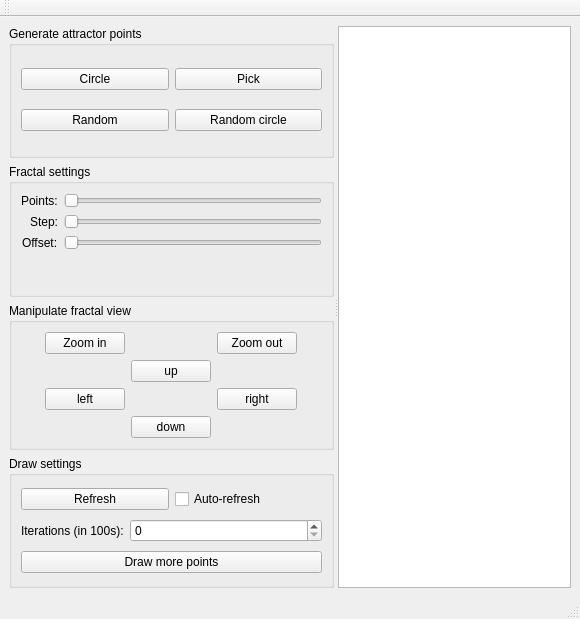
Old version of the form fractalapp.ui in the repository michalurb8/QtFractals.
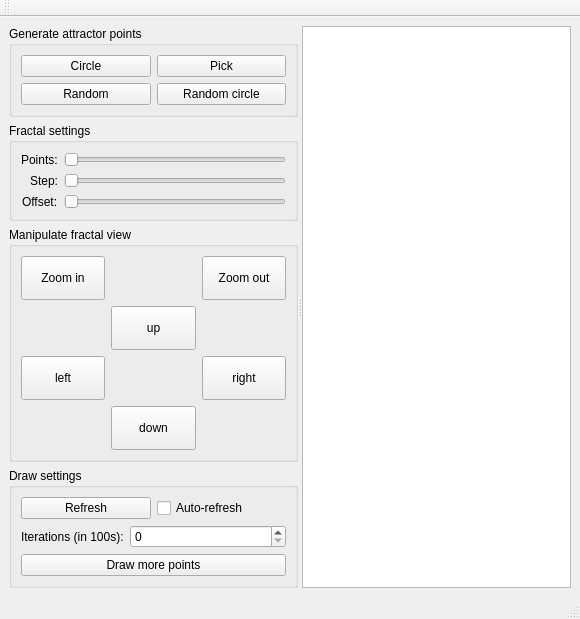
New version of the form. Custom widgets are drawn as their Qt base class.

Commit message: UI done for now, need to add logic

```diff
--- a/fractalapp.ui
+++ b/fractalapp.ui
@@ -20,7 +20,10 @@
       <property name="orientation">
        <enum>Qt::Horizontal</enum>
       </property>
-      <widget class="QWidget" name="">
+      <property name="childrenCollapsible">
+       <bool>false</bool>
+      </property>
+      <widget class="QWidget" name="layoutWidget">
        <layout class="QVBoxLayout" name="verticalLayout_2">
         <item>
          <widget class="QGroupBox" name="groupBox_2">
@@ -131,107 +134,117 @@
            <string>Manipulate fractal view</string>
           </property>
           <layout class="QGridLayout" name="gridLayout">
-           <item row="1" column="2">
-            <widget class="QPushButton" name="pushButton_11">
+           <item row="0" column="0">
+            <widget class="SquareButton" name="pushButton_9">
              <property name="sizePolicy">
-              <sizepolicy hsizetype="Minimum" vsizetype="Minimum">
+              <sizepolicy hsizetype="Expanding" vsizetype="Expanding">
                <horstretch>0</horstretch>
                <verstretch>0</verstretch>
               </sizepolicy>
+             </property>
+             <property name="minimumSize">
+              <size>
+               <width>0</width>
+               <height>0</height>
+              </size>
+             </property>
+             <property name="text">
+              <string>Zoom in</string>
+             </property>
+            </widget>
+           </item>
+           <item row="0" column="2">
+            <widget class="SquareButton" name="pushButton_7">
+             <property name="sizePolicy">
+              <sizepolicy hsizetype="Expanding" vsizetype="Expanding">
+               <horstretch>0</horstretch>
+               <verstretch>0</verstretch>
+              </sizepolicy>
+             </property>
+             <property name="minimumSize">
+              <size>
+               <width>0</width>
+               <height>0</height>
+              </size>
+             </property>
+             <property name="text">
+              <string>Zoom out</string>
+             </property>
+            </widget>
+           </item>
+           <item row="1" column="1">
+            <widget class="SquareButton" name="pushButton_11">
+             <property name="sizePolicy">
+              <sizepolicy hsizetype="Expanding" vsizetype="Expanding">
+               <horstretch>0</horstretch>
+               <verstretch>0</verstretch>
+              </sizepolicy>
+             </property>
+             <property name="minimumSize">
+              <size>
+               <width>0</width>
+               <height>0</height>
+              </size>
              </property>
              <property name="text">
               <string>up</string>
              </property>
             </widget>
            </item>
-           <item row="3" column="2">
-            <widget class="QPushButton" name="pushButton_5">
+           <item row="2" column="0">
+            <widget class="SquareButton" name="pushButton_8">
              <property name="sizePolicy">
-              <sizepolicy hsizetype="Minimum" vsizetype="Minimum">
+              <sizepolicy hsizetype="Expanding" vsizetype="Expanding">
                <horstretch>0</horstretch>
                <verstretch>0</verstretch>
               </sizepolicy>
              </property>
-             <property name="text">
-              <string>down</string>
-             </property>
-            </widget>
-           </item>
-           <item row="2" column="1">
-            <widget class="QPushButton" name="pushButton_8">
-             <property name="sizePolicy">
-              <sizepolicy hsizetype="Minimum" vsizetype="Minimum">
-               <horstretch>0</horstretch>
-               <verstretch>0</verstretch>
-              </sizepolicy>
+             <property name="minimumSize">
+              <size>
+               <width>0</width>
+               <height>0</height>
+              </size>
              </property>
              <property name="text">
               <string>left</string>
              </property>
             </widget>
            </item>
-           <item row="0" column="1">
-            <widget class="QPushButton" name="pushButton_9">
+           <item row="2" column="2">
+            <widget class="SquareButton" name="pushButton_10">
              <property name="sizePolicy">
-              <sizepolicy hsizetype="Minimum" vsizetype="Minimum">
+              <sizepolicy hsizetype="Expanding" vsizetype="Expanding">
                <horstretch>0</horstretch>
                <verstretch>0</verstretch>
               </sizepolicy>
              </property>
-             <property name="text">
-              <string>Zoom in</string>
-             </property>
-            </widget>
-           </item>
-           <item row="2" column="0">
-            <spacer name="horizontalSpacer">
-             <property name="orientation">
-              <enum>Qt::Horizontal</enum>
-             </property>
-             <property name="sizeHint" stdset="0">
+             <property name="minimumSize">
               <size>
-               <width>40</width>
-               <height>20</height>
+               <width>0</width>
+               <height>0</height>
               </size>
-             </property>
-            </spacer>
-           </item>
-           <item row="2" column="4">
-            <spacer name="horizontalSpacer_2">
-             <property name="orientation">
-              <enum>Qt::Horizontal</enum>
-             </property>
-             <property name="sizeHint" stdset="0">
-              <size>
-               <width>40</width>
-               <height>20</height>
-              </size>
-             </property>
-            </spacer>
-           </item>
-           <item row="2" column="3">
-            <widget class="QPushButton" name="pushButton_10">
-             <property name="sizePolicy">
-              <sizepolicy hsizetype="Minimum" vsizetype="Minimum">
-               <horstretch>0</horstretch>
-               <verstretch>0</verstretch>
-              </sizepolicy>
              </property>
              <property name="text">
               <string>right</string>
              </property>
             </widget>
            </item>
-           <item row="0" column="3">
-            <widget class="QPushButton" name="pushButton_7">
+           <item row="3" column="1">
+            <widget class="SquareButton" name="pushButton_5">
              <property name="sizePolicy">
-              <sizepolicy hsizetype="Minimum" vsizetype="Minimum">
+              <sizepolicy hsizetype="Expanding" vsizetype="Expanding">
                <horstretch>0</horstretch>
                <verstretch>0</verstretch>
               </sizepolicy>
              </property>
+             <property name="minimumSize">
+              <size>
+               <width>0</width>
+               <height>0</height>
+              </size>
+             </property>
              <property name="text">
-              <string>Zoom out</string>
+              <string>down</string>
              </property>
             </widget>
            </item>
@@ -313,6 +326,13 @@
    </attribute>
   </widget>
  </widget>
+ <customwidgets>
+  <customwidget>
+   <class>SquareButton</class>
+   <extends>QPushButton</extends>
+   <header>squarebutton.h</header>
+  </customwidget>
+ </customwidgets>
  <resources/>
  <connections/>
 </ui>
```
The commit also changes 6 other files.
